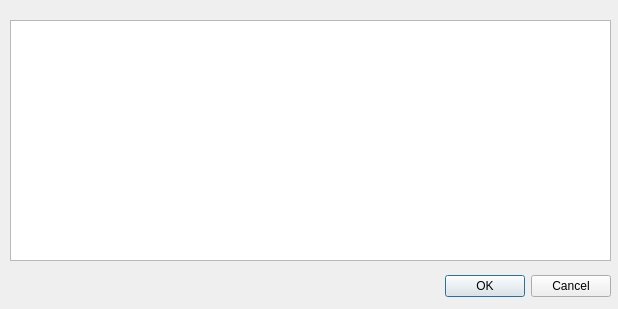
Before: the Qt Designer form GUI/pgdbatool/dlgpassword.ui in marcotcal/PG-DBA-Tools, drawn with Qt 5.
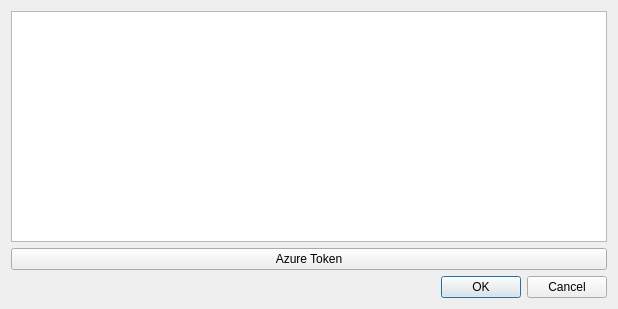
After: the same form once the commit is applied.

The edit to the form file:
```diff
--- a/GUI/pgdbatool/dlgpassword.ui
+++ b/GUI/pgdbatool/dlgpassword.ui
@@ -13,15 +13,23 @@
   <property name="windowTitle">
    <string>Selected Connection_password</string>
   </property>
+  <layout class="QVBoxLayout" name="verticalLayout">
+   <item>
+    <widget class="QTextEdit" name="textEdit">
+     <property name="acceptRichText">
+      <bool>false</bool>
+     </property>
+    </widget>
+   </item>
+   <item>
+    <widget class="QPushButton" name="bt_azure">
+     <property name="text">
+      <string>Azure Token</string>
+     </property>
+    </widget>
+   </item>
+   <item>
   <widget class="QDialogButtonBox" name="buttonBox">
-   <property name="geometry">
-    <rect>
-     <x>10</x>
-     <y>270</y>
-     <width>601</width>
-     <height>32</height>
-    </rect>
-   </property>
    <property name="orientation">
     <enum>Qt::Horizontal</enum>
    </property>
@@ -29,19 +37,8 @@
     <set>QDialogButtonBox::Cancel|QDialogButtonBox::Ok</set>
    </property>
   </widget>
-  <widget class="QTextEdit" name="textEdit">
-   <property name="geometry">
-    <rect>
-     <x>10</x>
-     <y>20</y>
-     <width>601</width>
-     <height>241</height>
-    </rect>
-   </property>
-   <property name="acceptRichText">
-    <bool>false</bool>
-   </property>
-  </widget>
+   </item>
+  </layout>
  </widget>
  <resources/>
  <connections>
```
Lines whose indentation alone changed are shown as unchanged.
